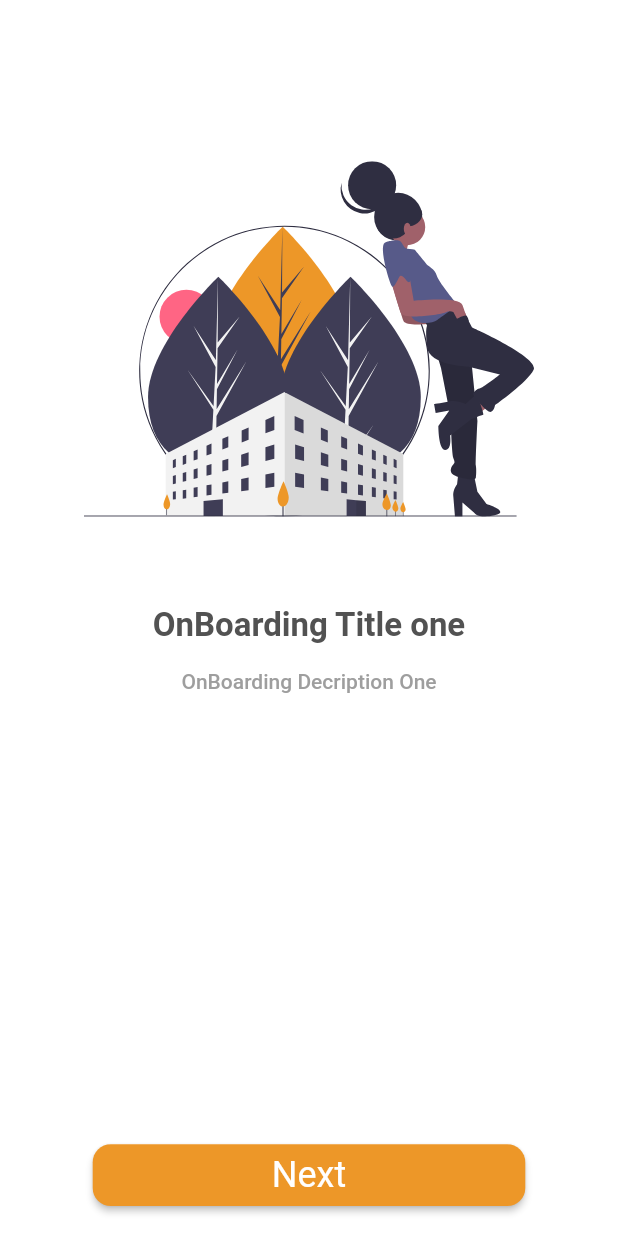
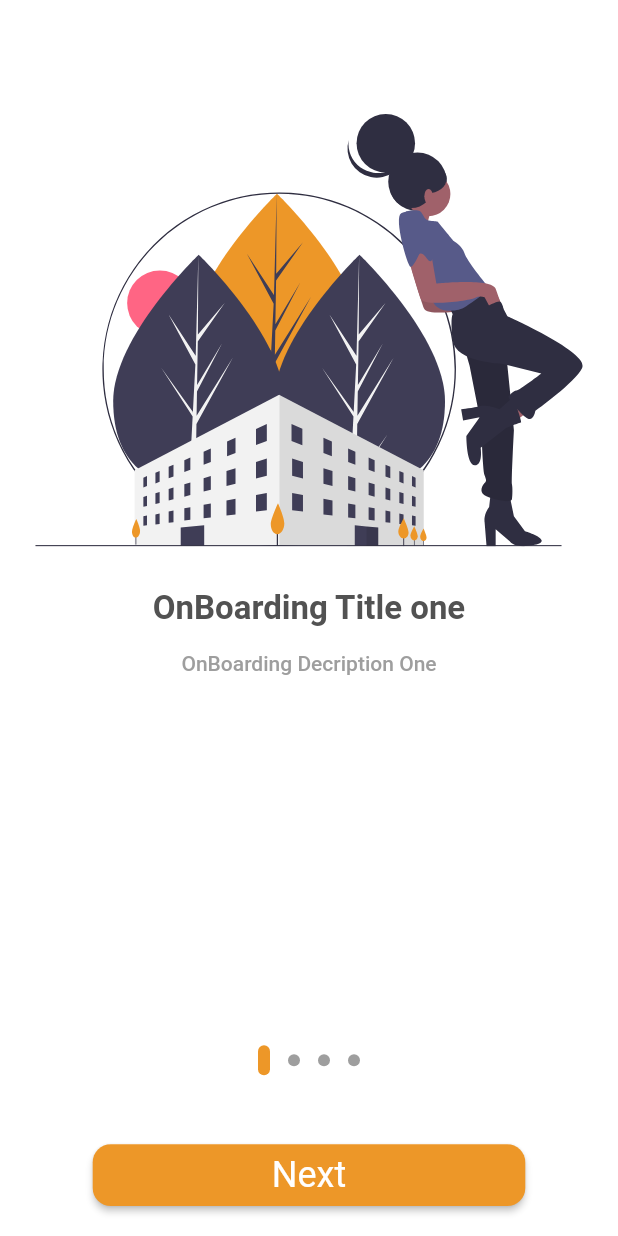
Before and after one commit to massoudsa55/Shopping-Now, a Flutter app: the screen it shows after launch, on a phone screen of 412 x 824 dp. Run offline on Flutter 3.47's test engine with Material 2 defaults, Android fonts, the phone set to English and light mode, and no system bars; our stand-ins replace dio, flutter_screenutil, flutter_svg, internet_connection_checker, retrofit; generated files the repository leaves out were written again.

Commit message:
edit onBoarding screen ad make the screen responsive

```diff
--- a/lib/app/app.dart
+++ b/lib/app/app.dart
@@ -1,4 +1,5 @@
 import 'package:flutter/material.dart';
+import 'package:flutter_screenutil/flutter_screenutil.dart';
 
 import 'app_strings.dart';
 import 'resources/routes/router_manager.dart';
@@ -22,11 +23,15 @@ class MyApp extends StatefulWidget {
 class _MyAppState extends State<MyApp> {
   @override
   Widget build(BuildContext context) {
-    return MaterialApp(
+    return ScreenUtilInit(
+      designSize: const Size(360, 690),
+      minTextAdapt: true,
+      splitScreenMode: true,
+      builder: (context , child) => MaterialApp(
       debugShowCheckedModeBanner: false,
       title: AppStrings.appName,
       theme: getApplicationTheme(),
       onGenerateRoute: AppRouter.onGenerateRoute,
-    );
+    ),);
   }
 }
--- a/lib/app/app_strings.dart
+++ b/lib/app/app_strings.dart
@@ -11,6 +11,8 @@ class AppStrings {
   static const onBoardingSubTitle3 = "OnBoarding Decription Three";
   static const onBoardingSubTitle4 = "OnBoarding Decription For";
   static const skip = "skip";
+  static const next = "Next";
+  static const getStarted = "Get Started";
   static const username = "username_hint";
   static const password = "password_hint";
   static const usernameError = "username_error";
--- a/lib/presentation/screens/onboarding.dart
+++ b/lib/presentation/screens/onboarding.dart
@@ -1,3 +1,4 @@
+import 'package:dots_indicator/dots_indicator.dart';
 import 'package:flutter/material.dart';
 import 'package:flutter/services.dart';
 import 'package:flutter_svg/svg.dart';
@@ -20,14 +21,30 @@ class _OnBoardingState extends State<OnBoarding> {
   int _currentIndex = 0;
 
   List<OnBoardingModel> _getOnBoardingList() => [
-        OnBoardingModel(AppStrings.onBoardingTitle1,
-            AppStrings.onBoardingSubTitle1, ImageAssets.onBoardingLogo1),
-        OnBoardingModel(AppStrings.onBoardingTitle2,
-            AppStrings.onBoardingSubTitle2, ImageAssets.onBoardingLogo2),
-        OnBoardingModel(AppStrings.onBoardingTitle3,
-            AppStrings.onBoardingSubTitle3, ImageAssets.onBoardingLogo3),
-        OnBoardingModel(AppStrings.onBoardingTitle4,
-            AppStrings.onBoardingSubTitle4, ImageAssets.onBoardingLogo4),
+        OnBoardingModel(
+          AppStrings.onBoardingTitle1,
+          AppStrings.onBoardingSubTitle1,
+          ImageAssets.onBoardingLogo1,
+          AppStrings.next,
+        ),
+        OnBoardingModel(
+          AppStrings.onBoardingTitle2,
+          AppStrings.onBoardingSubTitle2,
+          ImageAssets.onBoardingLogo2,
+          AppStrings.next,
+        ),
+        OnBoardingModel(
+          AppStrings.onBoardingTitle3,
+          AppStrings.onBoardingSubTitle3,
+          ImageAssets.onBoardingLogo3,
+          AppStrings.next,
+        ),
+        OnBoardingModel(
+          AppStrings.onBoardingTitle4,
+          AppStrings.onBoardingSubTitle4,
+          ImageAssets.onBoardingLogo4,
+          AppStrings.getStarted,
+        ),
       ];
 
   @override
@@ -79,8 +96,8 @@ class OnBoardingPage extends StatelessWidget {
           Column(
             children: [
               SizedBox(
-                width: AppSize.s20 * 15,
-                height: AppSize.s20 * 15,
+                // width: AppSize.s20 * 15,
+                height: size.height * 0.35,
                 child: SvgPicture.asset(onBoardingModel.image),
                 // child: Image.asset(onBoardingModel.image),
               ),
@@ -105,19 +122,34 @@ class OnBoardingPage extends StatelessWidget {
           ),
           Positioned(
             bottom: 0,
-            child: SizedBox(
+            child: Column(
+              children: [
+                DotsIndicator(
+                  dotsCount: 4,
+                  position: 0,
+                  decorator: DotsDecorator(
+                    size: const Size.square(8.0),
+                    activeSize: const Size(8.0, 20.0),
+                    activeShape: RoundedRectangleBorder(
+                        borderRadius: BorderRadius.circular(5.0)),
+                  ),
+                ),
+                const SizedBox(height: AppSize.s20 * 2),
+                SizedBox(
                   width: size.width * 0.7,
                   height: size.height * 0.05,
                   child: ElevatedButton(
                     onPressed: () {},
                     child: Text(
-                  "Next",
+                      onBoardingModel.txtButton,
                       style: Theme.of(context)
                           .textTheme
                           .headlineSmall!
                           .copyWith(color: ColorManager.white),
                     ),
                   ),
+                ),
+              ],
             ),
           ),
         ],
@@ -130,6 +162,7 @@ class OnBoardingModel {
   final String title;
   final String subTitle;
   final String image;
+  final String txtButton;
 
-  OnBoardingModel(this.title, this.subTitle, this.image);
+  OnBoardingModel(this.title, this.subTitle, this.image, this.txtButton);
 }
--- a/pubspec.yaml
+++ b/pubspec.yaml
@@ -13,8 +13,10 @@ dependencies:
   cupertino_icons: ^1.0.2
   dartz: ^0.10.1
   dio: ^5.0.0
+  dots_indicator: ^2.1.0
   flutter:
     sdk: flutter
+  flutter_screenutil: ^5.7.0
   flutter_svg: ^1.0.4
   internet_connection_checker: ^1.0.0+1
   json_annotation: ^4.8.0
```
Also changed, not shown: pubspec.lock. Lines whose indentation alone changed are shown as unchanged.
